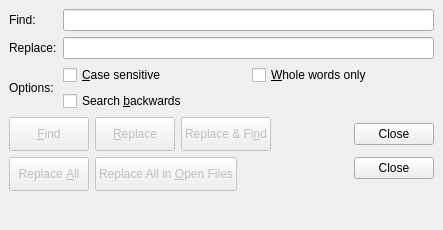
Qt form usdmanager/find_dialog.ui (dreamworksanimation/usdmanager) before a commit.
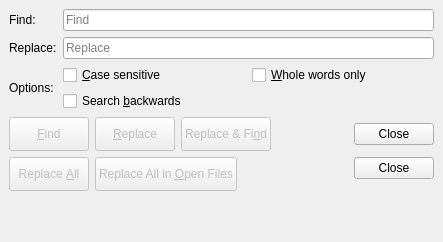
The same form after that commit. Icons and pictures are not drawn.

The edit to the form file:
```diff
--- a/usdmanager/find_dialog.ui
+++ b/usdmanager/find_dialog.ui
@@ -7,7 +7,7 @@
     <x>0</x>
     <y>0</y>
     <width>443</width>
-    <height>230</height>
+    <height>242</height>
    </rect>
   </property>
   <property name="windowTitle">
@@ -53,10 +53,18 @@
       </layout>
      </item>
      <item row="1" column="1">
-      <widget class="QLineEdit" name="replaceLineEdit"/>
+      <widget class="QLineEdit" name="replaceLineEdit">
+       <property name="placeholderText">
+        <string>Replace</string>
+       </property>
+      </widget>
      </item>
      <item row="0" column="1">
-      <widget class="QLineEdit" name="findLineEdit"/>
+      <widget class="QLineEdit" name="findLineEdit">
+       <property name="placeholderText">
+        <string>Find</string>
+       </property>
+      </widget>
      </item>
      <item row="1" column="0">
       <widget class="QLabel" name="replaceLabel">
```
